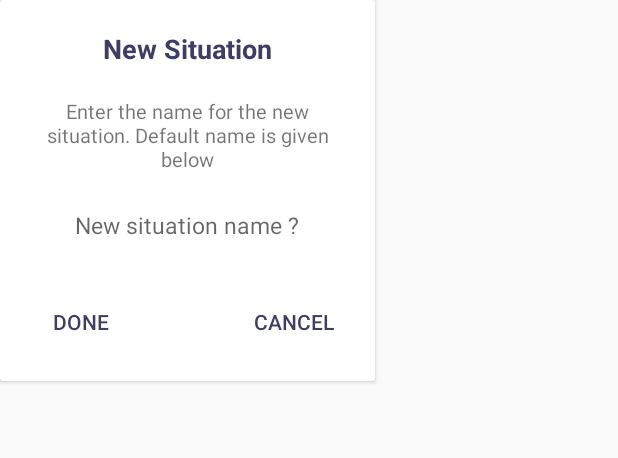
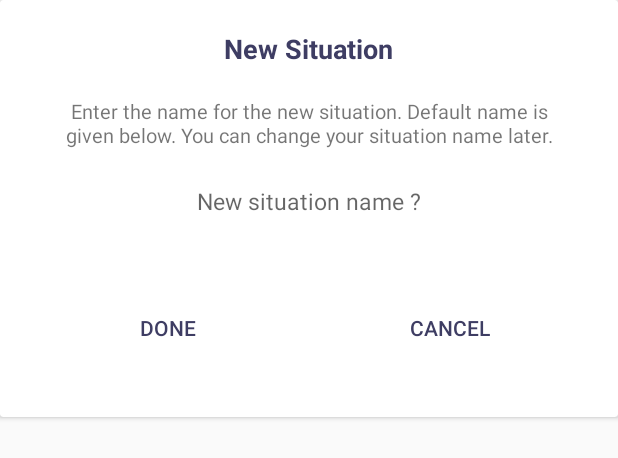
Before and after one commit to integralsathulkrishna/InLens_after_release, an Android app: the layout create_new_situation_layout.xml on its own in the app's theme, with its tools: preview values and no code run, on a phone screen of 412 x 824 dp. Shown: the top 458 px of the screen. Run offline under Robolectric (Android 15) with nearby library versions, the phone set to English and light mode, and no system bars; Roboto replaces fonts that are not available here.

Commit message:
I did it

```diff
--- a/app/src/main/AndroidManifest.xml
+++ b/app/src/main/AndroidManifest.xml
@@ -60,7 +60,7 @@
             android:launchMode="singleInstance" />
         <activity
             android:name=".Activities.CreateCloudAlbum"
-            android:screenOrientation="portrait" />
+            android:screenOrientation="portrait"/>
 
         <service
             android:name=".InLensJobScheduler.InLensJobScheduler"
@@ -76,7 +76,8 @@
             android:screenOrientation="portrait" />
         <activity
             android:name=".Activities.CloudAlbum"
-            android:screenOrientation="portrait" />
+            android:screenOrientation="portrait"
+            />
         <activity
             android:name=".Activities.QRCodeGenerator"
             android:screenOrientation="portrait" />
--- a/app/src/main/res/layout/activity_qrcode_generator.xml
+++ b/app/src/main/res/layout/activity_qrcode_generator.xml
@@ -1,7 +1,7 @@
 <?xml version="1.0" encoding="utf-8"?>
 <android.support.v7.widget.CardView xmlns:android="http://schemas.android.com/apk/res/android"
     xmlns:tools="http://schemas.android.com/tools"
-    android:layout_width="270dp"
+    android:layout_width="match_parent"
     android:layout_height="wrap_content"
     xmlns:app="http://schemas.android.com/apk/res-auto"
     tools:context=".Activities.QRCodeGenerator">
--- a/app/src/main/res/layout/create_new_situation_layout.xml
+++ b/app/src/main/res/layout/create_new_situation_layout.xml
@@ -3,7 +3,7 @@
 <android.support.v7.widget.CardView
     xmlns:android="http://schemas.android.com/apk/res/android"
     xmlns:app="http://schemas.android.com/apk/res-auto"
-    android:layout_width="250dp"
+    android:layout_width="match_parent"
     android:layout_height="wrap_content"
     android:background="#ffffff">
 
@@ -27,14 +27,16 @@
 
         <TextView
             android:id="@+id/message"
-            android:layout_width="230dp"
+            android:layout_width="match_parent"
+            android:layout_marginRight="50dp"
+            android:layout_marginLeft="50dp"
             android:layout_height="wrap_content"
             android:layout_below="@+id/title"
             android:layout_marginEnd="20dp"
             android:layout_marginStart="20dp"
             android:layout_marginTop="20dp"
             android:layout_centerHorizontal="true"
-            android:text="Enter the name for the new situation. Default name is given below"
+            android:text="Enter the name for the new situation. Default name is given below. You can change your situation name later."
             android:textSize="13sp"
             android:gravity="center"/>
 
@@ -51,14 +53,23 @@
             android:layout_centerHorizontal="true"
             android:gravity="center"
             android:textColor="@color/colorPrimaryDark"
-            android:textSize="15sp" />
+            android:textSize="15sp"
+            android:inputType="text"/>
+
+        <LinearLayout
+            android:layout_width="wrap_content"
+            android:layout_height="wrap_content"
+            android:orientation="horizontal"
+            android:layout_below="@id/situation_name"
+            android:layout_centerHorizontal="true"
+            android:layout_marginBottom="20dp"
+            android:layout_marginTop="20dp">
 
             <Button
                 android:id="@+id/done_btn"
                 android:layout_width="wrap_content"
                 android:layout_height="wrap_content"
-            android:layout_alignParentStart="true"
-            android:layout_below="@id/situation_name"
+                android:layout_marginEnd="50dp"
                 android:layout_marginTop="15dp"
                 android:background="@android:color/transparent"
                 android:padding="2dp"
@@ -70,14 +81,14 @@
                 android:id="@+id/cancel_btn"
                 android:layout_width="wrap_content"
                 android:layout_height="wrap_content"
-            android:layout_alignParentEnd="true"
-            android:layout_below="@id/situation_name"
-            android:layout_marginEnd="10dp"
                 android:layout_marginTop="15dp"
                 android:background="@android:color/transparent"
-            android:elevation="0dp"
                 android:padding="2dp"
                 android:text="Cancel"
+                android:layout_marginStart="50dp"
                 android:textColor="@color/colorPrimaryDark" />
+
+        </LinearLayout>
+
     </RelativeLayout>
 </android.support.v7.widget.CardView>
--- a/app/src/main/res/values/styles.xml
+++ b/app/src/main/res/values/styles.xml
@@ -25,5 +25,9 @@
         <item name="android:windowExitAnimation">@anim/slide_bottom</item>
     </style>
 
+    <style name="UpBottomSlideDialogAnimation">
+        <item name="android:windowEnterAnimation">@anim/slide_up2</item>
+        <item name="android:windowExitAnimation">@anim/slide_bottom2</item>
+    </style>
 
 </resources>
```
Also changed, not shown: app/src/main/java/integrals/inlens/Activities/CloudAlbum.java (+7 -3 lines), app/src/main/res/anim/slide_bottom2.xml (added, +12 -0 lines), app/src/main/res/anim/slide_up2.xml (added, +11 -0 lines). Lines whose indentation alone changed are shown as unchanged.
